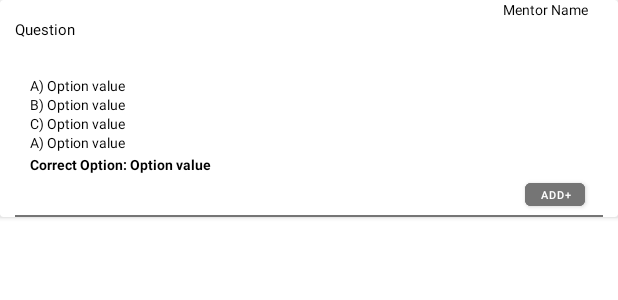
After one commit to neeraj968983/QuizzellApp, an Android app: the layout questionbook_cardview.xml on its own in the app's theme, with its tools: preview values and no code run, on a phone screen of 412 x 824 dp. The commit adds this screen. Shown: the top 300 px of the screen. Run offline under Robolectric (Android 15) with nearby library versions, the phone set to English and light mode, and no system bars; Roboto replaces fonts that are not available here.

Commit message:
all files

```diff
--- a/app/src/main/AndroidManifest.xml
+++ b/app/src/main/AndroidManifest.xml
@@ -1,7 +1,8 @@
 <?xml version="1.0" encoding="utf-8"?>
 <manifest xmlns:android="http://schemas.android.com/apk/res/android"
     package="com.example.quizellapp">
-    <uses-permission android:name="android.permission.SEND_SMS"/>
+
+    <uses-permission android:name="android.permission.SEND_SMS" />
 
     <application
         android:allowBackup="true"
@@ -10,7 +11,8 @@
         android:roundIcon="@mipmap/app_logo_round"
         android:supportsRtl="true"
         android:theme="@style/Theme.Quizellapp">
-        <activity android:name=".RankingCategory"></activity>
+        <activity android:name=".QuestionBook"></activity>
+        <activity android:name=".RankingCategory" />
         <activity android:name=".RankingPage" />
         <activity android:name=".ResultPage" />
         <activity android:name=".PrivacyMentor" />
--- /dev/null
+++ b/app/src/main/java/com/example/quizellapp/QuestionBookDetailDataClass.kt
@@ -0,0 +1,3 @@
+package com.example.quizellapp
+
+data class QuestionBookDetailDataClass(var mentorname:String?,var quizname:String?, var category:String?, var question:String?, var optionA:String?, var optionB:String?, var optionC:String?, var optionD:String?, var CorrectOption:String?)
--- a/app/src/main/java/com/example/quizellapp/QuizCreationInfo.kt
+++ b/app/src/main/java/com/example/quizellapp/QuizCreationInfo.kt
@@ -153,6 +153,7 @@ class QuizCreationInfo : AppCompatActivity() {
             intent.putExtra("usernameFromLogin",username)
             intent.putExtra("TotalQuestion",totalQuestion.text.toString().toInt())
             intent.putExtra("QuizName",quizName.text.toString())
+            intent.putExtra("Category",spin.selectedItem.toString())
             startActivity(intent)
         }
     }
--- a/app/src/main/java/com/example/quizellapp/QuizQuestionCreation.kt
+++ b/app/src/main/java/com/example/quizellapp/QuizQuestionCreation.kt
@@ -13,10 +13,14 @@ class QuizQuestionCreation : AppCompatActivity() {
         setContentView(R.layout.activity_quiz_question_creation)
 
         var questionDatabase:QuestionDatabase = QuestionDatabase(this)
+        var questionBookDatabase = QuestionBookDatabase(this)
 
         var i = intent
         var totalCount = i.getIntExtra("TotalQuestion",0)
         var username = i.getStringExtra("usernameFromLogin")
+        var category = i.getStringExtra("Category")
+
+        System.out.println("Category in quizquestioncreation page is: $category")
         var count:Int = 1
 
         var nextques:Button = findViewById(R.id.NextButton)
@@ -44,6 +48,8 @@ class QuizQuestionCreation : AppCompatActivity() {
             if(totalCount>=count){
                 var question:Question = Question(quizName,ques.text.toString(),opt1.text.toString(),opt2.text.toString(),opt3.text.toString(),opt4.text.toString(),correctOption.selectedItem.toString())
                 questionDatabase.addQuestion(question)
+                var questionBook = QuestionBookDetailDataClass(username,quizName,category,ques.text.toString(),opt1.text.toString(),opt2.text.toString(),opt3.text.toString(),opt4.text.toString(),correctOption.selectedItem.toString())
+                questionBookDatabase.addQuestionToQuestionBook(questionBook)
                 System.out.println("total Count : $totalCount and count : $count")
                 ques.setText("")
                 opt1.setText("")
--- /dev/null
+++ b/app/src/main/res/layout/questionbook_cardview.xml
@@ -0,0 +1,162 @@
+<?xml version="1.0" encoding="utf-8"?>
+<androidx.cardview.widget.CardView xmlns:android="http://schemas.android.com/apk/res/android"
+    android:layout_width="match_parent"
+    android:layout_height="wrap_content"
+    xmlns:app="http://schemas.android.com/apk/res-auto">
+
+    <LinearLayout
+        android:layout_width="match_parent"
+        android:layout_height="wrap_content"
+        android:orientation="vertical"
+        android:paddingLeft="10dp"
+        android:paddingRight="10dp">
+
+        <TextView
+            android:id="@+id/MentorName"
+            android:text="Mentor Name"
+            android:textSize="9dp"
+            android:layout_gravity="right"
+            android:layout_marginRight="10dp"
+            android:textColor="@color/black"
+            android:layout_width="wrap_content"
+            android:layout_height="wrap_content"/>
+
+        <TextView
+            android:id="@+id/Question"
+            android:text="Question"
+            android:textSize="10dp"
+            android:minLines="3"
+            android:textColor="@color/black"
+            android:layout_width="match_parent"
+            android:layout_height="wrap_content"/>
+
+        <LinearLayout
+            android:orientation="horizontal"
+            android:layout_width="match_parent"
+            android:layout_height="wrap_content"
+            android:paddingLeft="10dp">
+            <TextView
+                android:id="@+id/OptionALabel"
+                android:text="A) "
+                android:textColor="@color/black"
+                android:textSize="9dp"
+                android:layout_width="wrap_content"
+                android:layout_height="wrap_content"/>
+            <TextView
+                android:id="@+id/OptionAValue"
+                android:text="Option value "
+                android:textColor="@color/black"
+                android:textSize="9dp"
+                android:layout_width="wrap_content"
+                android:layout_height="wrap_content"/>
+        </LinearLayout>
+
+        <LinearLayout
+            android:orientation="horizontal"
+            android:layout_width="match_parent"
+            android:layout_height="wrap_content"
+            android:paddingLeft="10dp">
+            <TextView
+                android:id="@+id/OptionBLabel"
+                android:text="B) "
+                android:textColor="@color/black"
+                android:textSize="9dp"
+                android:layout_width="wrap_content"
+                android:layout_height="wrap_content"/>
+            <TextView
+                android:id="@+id/OptionBValue"
+                android:text="Option value "
+                android:textColor="@color/black"
+                android:textSize="9dp"
+                android:layout_width="wrap_content"
+                android:layout_height="wrap_content"/>
+        </LinearLayout>
+
+        <LinearLayout
+            android:orientation="horizontal"
+            android:layout_width="match_parent"
+            android:layout_height="wrap_content"
+            android:paddingLeft="10dp">
+            <TextView
+                android:id="@+id/OptionCLabel"
+                android:text="C) "
+                android:textColor="@color/black"
+                android:textSize="9dp"
+                android:layout_width="wrap_content"
+                android:layout_height="wrap_content"/>
+            <TextView
+                android:id="@+id/OptionCValue"
+                android:text="Option value "
+                android:textColor="@color/black"
+                android:textSize="9dp"
+                android:layout_width="wrap_content"
+                android:layout_height="wrap_content"/>
+        </LinearLayout>
+
+        <LinearLayout
+            android:orientation="horizontal"
+            android:layout_width="match_parent"
+            android:layout_height="wrap_content"
+            android:paddingLeft="10dp">
+            <TextView
+                android:id="@+id/OptionDLabel"
+                android:text="A) "
+                android:textColor="@color/black"
+                android:textSize="9dp"
+                android:layout_width="wrap_content"
+                android:layout_height="wrap_content"/>
+            <TextView
+                android:id="@+id/OptionDValue"
+                android:text="Option value "
+                android:textColor="@color/black"
+                android:textSize="9dp"
+                android:layout_width="wrap_content"
+                android:layout_height="wrap_content"/>
+        </LinearLayout>
+        <LinearLayout
+            android:orientation="horizontal"
+            android:layout_width="match_parent"
+            android:layout_height="wrap_content"
+            android:paddingLeft="10dp"
+            android:layout_marginTop="2dp">
+            <TextView
+                android:id="@+id/CorrectOptionLabel"
+                android:text="Correct Option: "
+                android:textColor="@color/black"
+                android:textSize="9dp"
+                android:textStyle="bold"
+                android:layout_width="wrap_content"
+                android:layout_height="wrap_content"/>
+            <TextView
+                android:id="@+id/CorrectOptionValue"
+                android:text="Option value "
+                android:textColor="@color/black"
+                android:textSize="9dp"
+                android:textStyle="bold"
+                android:layout_width="wrap_content"
+                android:layout_height="wrap_content"/>
+
+
+        </LinearLayout>
+        <com.google.android.material.button.MaterialButton
+            android:id="@+id/AddButton"
+            android:layout_width="40dp"
+            android:layout_height="27dp"
+            android:backgroundTint="@color/grey"
+            android:padding="0dp"
+            android:text="Add+"
+            android:textSize="7dp"
+            app:strokeColor="@color/grey"
+            app:strokeWidth="1dp"
+            android:layout_marginLeft="340dp"
+            />
+        <LinearLayout
+            android:orientation="horizontal"
+            android:background="@color/grey"
+            android:layout_width="match_parent"
+            android:layout_height="1dp"/>
+    </LinearLayout>
+
+
+
+</androidx.cardview.widget.CardView>
--- a/app/src/main/res/values/colors.xml
+++ b/app/src/main/res/values/colors.xml
@@ -16,4 +16,5 @@
     <color name="userscoreColor">#491967</color>
     <color name="yellow">#FFEA2D</color>
     <color name="YellowShade">#7EEFDF4E</color>
+    <color name="whiteShade">#A8FFFFFF</color>
 </resources>
```
Also changed, not shown: app/src/main/java/com/example/quizellapp/CustomAdaptorQuestionBook.kt (added, +35 -0 lines), app/src/main/java/com/example/quizellapp/QuestionBook.kt (added, +11 -0 lines), app/src/main/java/com/example/quizellapp/QuestionBookDatabase.kt (added, +64 -0 lines), app/src/main/res/layout/activity_question_book.xml (added, +67 -0 lines), app/src/main/res/drawable/woodtexture.jpeg (added).
